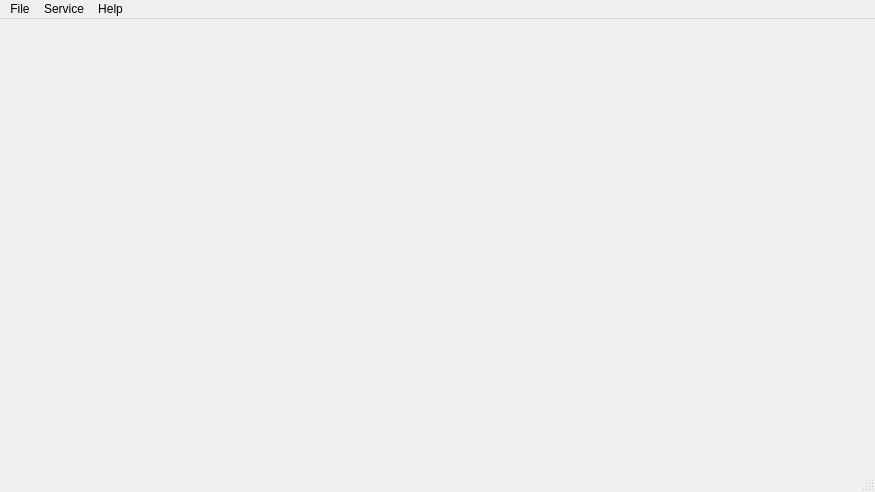
First picture: the form in mainwindow.ui, repository caxapyk/pa-decision, before the edit.
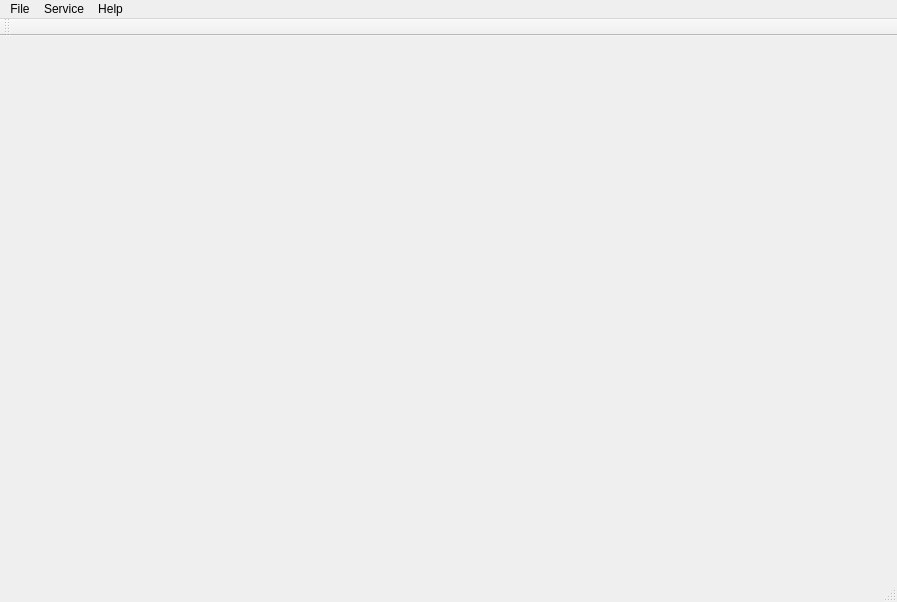
Second picture: the form after the edit. Icons and pictures are not drawn.

```diff
--- a/mainwindow.ui
+++ b/mainwindow.ui
@@ -6,8 +6,8 @@
    <rect>
     <x>0</x>
     <y>0</y>
-    <width>875</width>
-    <height>492</height>
+    <width>897</width>
+    <height>602</height>
    </rect>
   </property>
   <property name="windowTitle">
@@ -17,13 +17,23 @@
    <iconset resource="resources.qrc">
     <normaloff>:/icons/icons/icon-16.png</normaloff>:/icons/icons/icon-16.png</iconset>
   </property>
-  <widget class="QWidget" name="centralwidget"/>
+  <widget class="QWidget" name="centralwidget">
+   <layout class="QVBoxLayout" name="verticalLayout">
+    <item>
+     <widget class="QSplitter" name="splitter_layout">
+      <property name="orientation">
+       <enum>Qt::Horizontal</enum>
+      </property>
+     </widget>
+    </item>
+   </layout>
+  </widget>
   <widget class="QMenuBar" name="menubar">
    <property name="geometry">
     <rect>
      <x>0</x>
      <y>0</y>
-     <width>875</width>
+     <width>897</width>
      <height>22</height>
     </rect>
    </property>
@@ -50,6 +60,17 @@
    <addaction name="menu_2"/>
   </widget>
   <widget class="QStatusBar" name="statusbar"/>
+  <widget class="QToolBar" name="toolBar">
+   <property name="windowTitle">
+    <string>toolBar</string>
+   </property>
+   <attribute name="toolBarArea">
+    <enum>TopToolBarArea</enum>
+   </attribute>
+   <attribute name="toolBarBreak">
+    <bool>false</bool>
+   </attribute>
+  </widget>
   <action name="action_about">
    <property name="text">
     <string>About</string>
```
